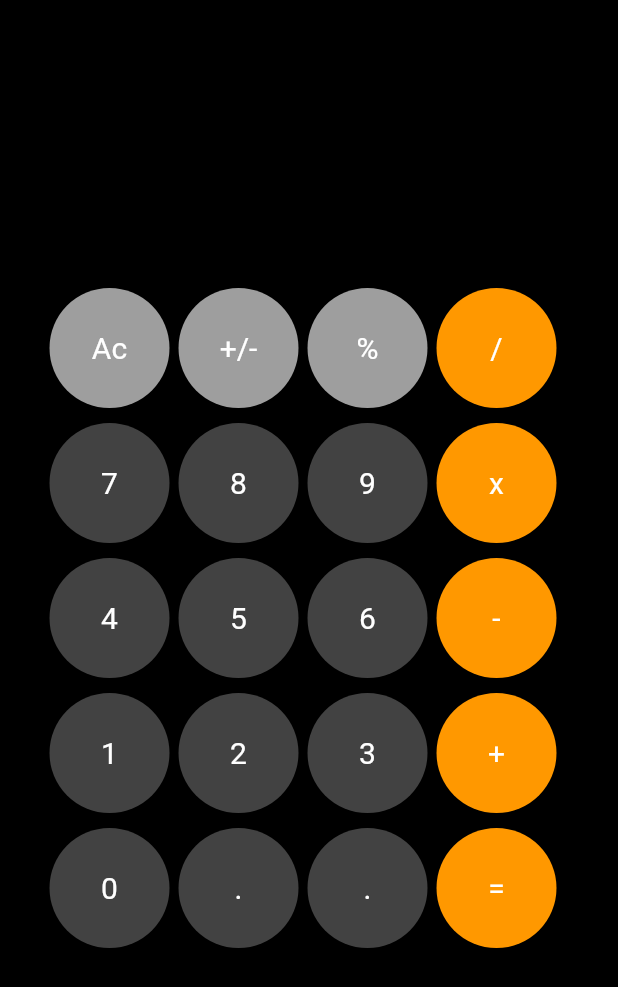
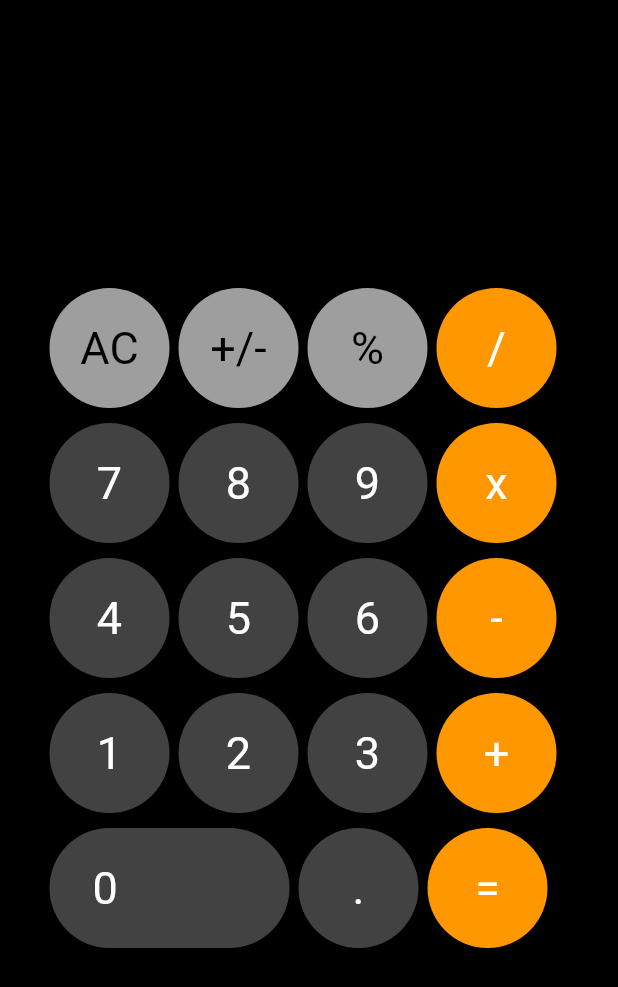
Before and after one commit to mir-hasnain/simple_calculator, a Flutter app: the screen it shows after launch, on a phone screen of 412 x 824 dp. Shown: the top 987 px of the screen. Run offline on Flutter 3.47's test engine with Material 2 defaults, Android fonts, the phone set to English and light mode, and no system bars.

Commit message:
improved button ui according to my iphone's calculator

```diff
--- a/lib/components/button.dart
+++ b/lib/components/button.dart
@@ -4,7 +4,8 @@ class MyButton extends StatelessWidget {
   final VoidCallback onPress;
   final Color color;
   final String text;
-    const MyButton({super.key , required this.color, required this.text, required this.onPress});
+  final Color textColor ;
+    const MyButton({super.key , required this.color, required this.text, required this.onPress, required this.textColor});
 
   @override
   Widget build(BuildContext context) {
@@ -19,7 +20,7 @@ class MyButton extends StatelessWidget {
             shape: BoxShape.circle,
             color: color,
           ),
-          child: Center(child: Text(text , style: const TextStyle(color: Colors.white,fontSize: 20),)),
+          child: Center(child: Text(text , style: TextStyle(color: textColor,fontSize: 30),)),
         ),
       ),
     );
--- a/lib/homescreen.dart
+++ b/lib/homescreen.dart
@@ -21,42 +21,76 @@ class _HomeScreenState extends State<HomeScreen> {
           children: [
             Row(
               children: [
-                MyButton(color: Colors.grey, text: 'Ac', onPress: (){}),
-                MyButton(color: Colors.grey, text: '+/-', onPress: (){}),
-                MyButton(color: Colors.grey, text: '%', onPress: (){}),
-                MyButton(color: Colors.orange, text: '/', onPress: (){}),
+                MyButton(color: Colors.grey, text: 'AC', onPress: () {},textColor: Colors.black,),
+                MyButton(color: Colors.grey, text: '+/-', onPress: () {},textColor: Colors.black,),
+                MyButton(color: Colors.grey, text: '%', onPress: () {},textColor: Colors.black,),
+                MyButton(color: Colors.orange, text: '/', onPress: () {},textColor: Colors.white,),
               ],
             ),
             Row(
               children: [
-                MyButton(color: Colors.grey.shade800, text: '7', onPress: (){}),
-                MyButton(color: Colors.grey.shade800, text: '8', onPress: (){}),
-                MyButton(color: Colors.grey.shade800, text: '9', onPress: (){}),
-                MyButton(color: Colors.orange, text: 'x', onPress: (){}),
+                MyButton(
+                    color: Colors.grey.shade800, text: '7', onPress: () {},textColor: Colors.white,),
+                MyButton(
+                    color: Colors.grey.shade800, text: '8', onPress: () {},textColor: Colors.white,),
+                MyButton(
+                    color: Colors.grey.shade800, text: '9', onPress: () {},textColor: Colors.white,),
+                MyButton(color: Colors.orange, text: 'x', onPress: () {},textColor: Colors.white,),
               ],
             ),
             Row(
               children: [
-                MyButton(color: Colors.grey.shade800, text: '4', onPress: (){}),
-                MyButton(color: Colors.grey.shade800, text: '5', onPress: (){}),
-                MyButton(color: Colors.grey.shade800, text: '6', onPress: (){}),
-                MyButton(color: Colors.orange, text: '-', onPress: (){}),
+                MyButton(
+                    color: Colors.grey.shade800, text: '4', onPress: () {},textColor: Colors.white,),
+                MyButton(
+                    color: Colors.grey.shade800, text: '5', onPress: () {},textColor: Colors.white,),
+                MyButton(
+                    color: Colors.grey.shade800, text: '6', onPress: () {},textColor: Colors.white,),
+                MyButton(color: Colors.orange, text: '-', onPress: () {},textColor: Colors.white,),
               ],
             ),
             Row(
               children: [
-                MyButton(color: Colors.grey.shade800, text: '1', onPress: (){}),
-                MyButton(color: Colors.grey.shade800, text: '2', onPress: (){}),
-                MyButton(color: Colors.grey.shade800, text: '3', onPress: (){}),
-                MyButton(color: Colors.orange, text: '+', onPress: (){}),
+                MyButton(
+                    color: Colors.grey.shade800, text: '1', onPress: () {},textColor: Colors.white,),
+                MyButton(
+                    color: Colors.grey.shade800, text: '2', onPress: () {},textColor: Colors.white,),
+                MyButton(
+                    color: Colors.grey.shade800, text: '3', onPress: () {},textColor: Colors.white,),
+                MyButton(color: Colors.orange, text: '+', onPress: () {},textColor: Colors.white,),
               ],
             ),
             Row(
               children: [
-                MyButton(color: Colors.grey.shade800, text: '0', onPress: (){}),
-                MyButton(color: Colors.grey.shade800, text: '.', onPress: (){}),
-                MyButton(color: Colors.grey.shade800, text: '.', onPress: (){}),
-                MyButton(color: Colors.orange, text: '=', onPress: (){}),
+                InkWell(
+                  onTap: (){},
+                  child: Padding(
+                    padding:
+                    const EdgeInsets.symmetric(horizontal: 3, vertical: 5),
+                    child: Container(
+                      height: 80,
+                      width: 160,
+                      decoration: BoxDecoration(
+                        shape: BoxShape.rectangle,
+                        color: Colors.grey.shade800,
+                        borderRadius: const BorderRadius.all(Radius.circular(100)),
+                      ),
+                      child: const Align(
+                        alignment: Alignment(-0.6,0),
+                        child: Text(
+                          '0',
+                          style:
+                          TextStyle(color: Colors.white, fontSize: 30),
+                          textAlign: TextAlign.left,
+                        ),
+                      ),
+                    ),
+                  ),
+                ),
+                MyButton(
+                    color: Colors.grey.shade800, text: '.', onPress: () {},textColor: Colors.white,),
+                MyButton(
+                    color: Colors.orange, text: '=', onPress: () {},textColor: Colors.white,),
               ],
             ),
           ],
```
